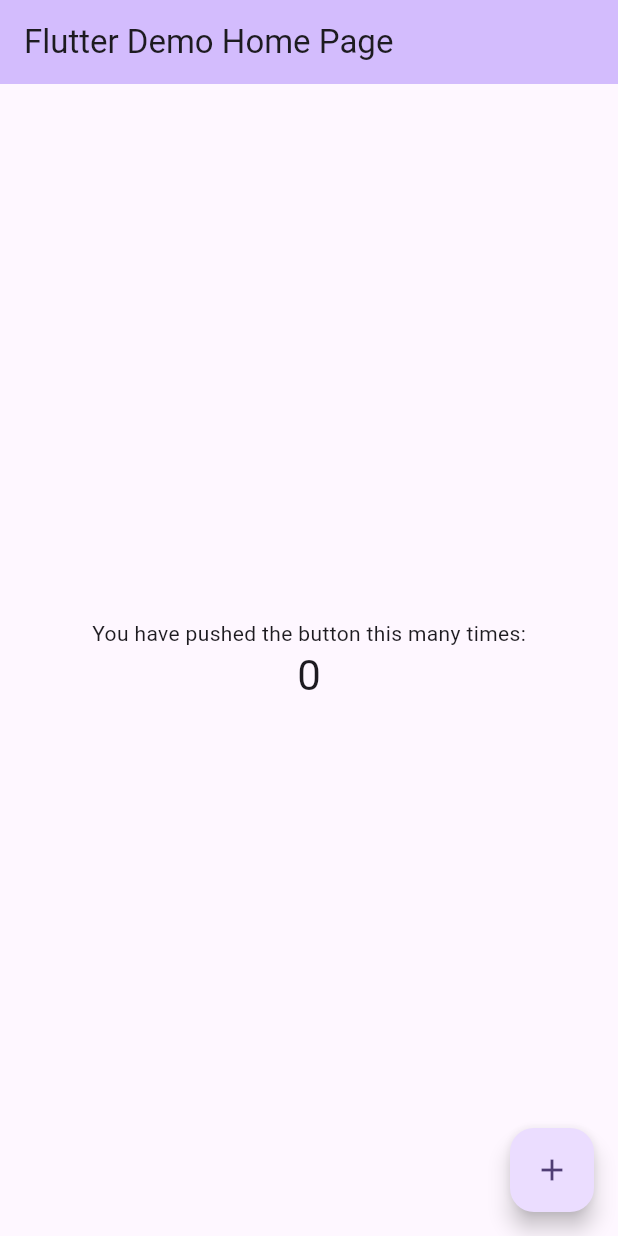
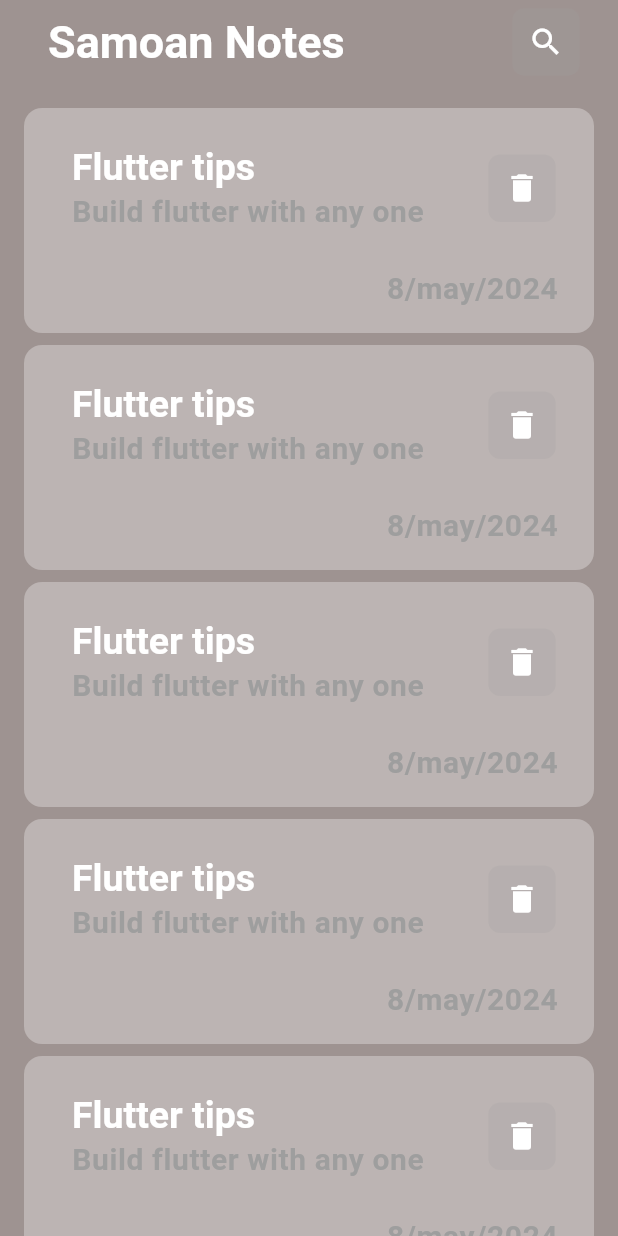
Before and after one commit to abdellahmuhammed/notes_app, a Flutter app: the screen it shows after launch, on a phone screen of 412 x 824 dp. Run offline on Flutter 3.47's test engine with Material 3 defaults, Android fonts, the phone set to English and light mode, and no system bars.

Commit message:
build Notes Item

```diff
--- /dev/null
+++ b/lib/Shared/Constant.dart
@@ -0,0 +1,3 @@
+import 'package:flutter/material.dart';
+
+MaterialColor kPrimaryColor = Colors.grey;
--- /dev/null
+++ b/lib/Shared/Widgets/CustomNotesItem.dart
@@ -0,0 +1,47 @@
+import 'package:flutter/material.dart';
+
+class CustomNotesItem extends StatelessWidget {
+  const CustomNotesItem({
+    super.key,
+  });
+
+  @override
+  Widget build(BuildContext context) {
+    return Container(
+      padding: const EdgeInsets.only(top: 16, left: 16,),
+      decoration: BoxDecoration(
+          borderRadius: BorderRadius.circular(12),
+          color: Colors.white30,
+      ),
+      child: Column(
+        crossAxisAlignment: CrossAxisAlignment.end,
+        children: [
+          ListTile(
+            trailing: IconButton(
+                onPressed: () {},
+                icon: const Icon(
+                  Icons.delete,
+                  size: 24,
+                ),),
+            title: Text(
+              'Flutter tips',
+              style: Theme.of(context).textTheme.titleLarge,
+            ),
+            subtitle: Text(
+              'Build flutter with any one ',
+              style: Theme.of(context).textTheme.bodySmall,
+            ),
+          ),
+          Padding(
+            padding:
+            const EdgeInsets.only(right: 24, top: 16, bottom: 16),
+            child: Text(
+              '8/may/2024',
+              style: Theme.of(context).textTheme.bodySmall,
+            ),
+          )
+        ],
+      ),
+    );
+  }
+}
--- /dev/null
+++ b/lib/Views/HomeScreen.dart
@@ -0,0 +1,51 @@
+import 'package:flutter/material.dart';
+import 'package:notes_app/Shared/Widgets/CustomNotesItem.dart';
+
+class NotesView extends StatelessWidget {
+  const NotesView({super.key});
+
+  static String id = 'Home Screen';
+
+  @override
+  Widget build(BuildContext context) {
+    return Scaffold(
+      appBar: _buildAppBar(),
+      body: const CustomNotesView(),
+    );
+  }
+
+  AppBar _buildAppBar() {
+    return AppBar(
+      title: const Padding(
+        padding: EdgeInsets.only(left: 16),
+        child: Text('Samoan Notes'),
+      ),
+      centerTitle: false,
+      actions: [
+        Padding(
+          padding: const EdgeInsets.only(right: 24),
+          child: IconButton(
+            style: const ButtonStyle(),
+            onPressed: () {},
+            icon: const Icon(Icons.search),
+          ),
+        )
+      ],
+    );
+  }
+}
+
+class CustomNotesView extends StatelessWidget {
+  const CustomNotesView({super.key});
+
+  @override
+  Widget build(BuildContext context) {
+    return ListView.separated(
+      physics: const BouncingScrollPhysics(),
+      padding: const EdgeInsets.all(16),
+      itemCount: 5,
+      itemBuilder: (context, index) => const CustomNotesItem(),
+      separatorBuilder: (BuildContext context, int index) => const SizedBox(height: 8,),
+    );
+  }
+}
--- a/lib/main.dart
+++ b/lib/main.dart
@@ -1,125 +1,25 @@
 import 'package:flutter/material.dart';
+import 'package:notes_app/Shared/themes.dart';
+import 'package:notes_app/Views/HomeScreen.dart';
 
-void main() {
-  runApp(const MyApp());
+void main(){
+
+  runApp(const NotesApp());
+
 }
 
-class MyApp extends StatelessWidget {
-  const MyApp({super.key});
+class NotesApp extends StatelessWidget {
+  const NotesApp({super.key});
 
-  // This widget is the root of your application.
   @override
   Widget build(BuildContext context) {
     return MaterialApp(
-      title: 'Flutter Demo',
-      theme: ThemeData(
-        // This is the theme of your application.
-        //
-        // TRY THIS: Try running your application with "flutter run". You'll see
-        // the application has a purple toolbar. Then, without quitting the app,
-        // try changing the seedColor in the colorScheme below to Colors.green
-        // and then invoke "hot reload" (save your changes or press the "hot
-        // reload" button in a Flutter-supported IDE, or press "r" if you used
-        // the command line to start the app).
-        //
-        // Notice that the counter didn't reset back to zero; the application
-        // state is not lost during the reload. To reset the state, use hot
-        // restart instead.
-        //
-        // This works for code too, not just values: Most code changes can be
-        // tested with just a hot reload.
-        colorScheme: ColorScheme.fromSeed(seedColor: Colors.deepPurple),
-        useMaterial3: true,
-      ),
-      home: const MyHomePage(title: 'Flutter Demo Home Page'),
+      debugShowCheckedModeBanner: false,
+      theme: darkThem(),
+      routes: {
+        NotesView.id : (context)=> const NotesView()
+      },
+      initialRoute:NotesView.id ,
     );
   }
 }
-
-class MyHomePage extends StatefulWidget {
-  const MyHomePage({super.key, required this.title});
-
-  // This widget is the home page of your application. It is stateful, meaning
-  // that it has a State object (defined below) that contains fields that affect
-  // how it looks.
-
-  // This class is the configuration for the state. It holds the values (in this
-  // case the title) provided by the parent (in this case the App widget) and
-  // used by the build method of the State. Fields in a Widget subclass are
-  // always marked "final".
-
-  final String title;
-
-  @override
-  State<MyHomePage> createState() => _MyHomePageState();
-}
-
-class _MyHomePageState extends State<MyHomePage> {
-  int _counter = 0;
-
-  void _incrementCounter() {
-    setState(() {
-      // This call to setState tells the Flutter framework that something has
-      // changed in this State, which causes it to rerun the build method below
-      // so that the display can reflect the updated values. If we changed
-      // _counter without calling setState(), then the build method would not be
-      // called again, and so nothing would appear to happen.
-      _counter++;
-    });
-  }
-
-  @override
-  Widget build(BuildContext context) {
-    // This method is rerun every time setState is called, for instance as done
-    // by the _incrementCounter method above.
-    //
-    // The Flutter framework has been optimized to make rerunning build methods
-    // fast, so that you can just rebuild anything that needs updating rather
-    // than having to individually change instances of widgets.
-    return Scaffold(
-      appBar: AppBar(
-        // TRY THIS: Try changing the color here to a specific color (to
-        // Colors.amber, perhaps?) and trigger a hot reload to see the AppBar
-        // change color while the other colors stay the same.
-        backgroundColor: Theme.of(context).colorScheme.inversePrimary,
-        // Here we take the value from the MyHomePage object that was created by
-        // the App.build method, and use it to set our appbar title.
-        title: Text(widget.title),
-      ),
-      body: Center(
-        // Center is a layout widget. It takes a single child and positions it
-        // in the middle of the parent.
-        child: Column(
-          // Column is also a layout widget. It takes a list of children and
-          // arranges them vertically. By default, it sizes itself to fit its
-          // children horizontally, and tries to be as tall as its parent.
-          //
-          // Column has various properties to control how it sizes itself and
-          // how it positions its children. Here we use mainAxisAlignment to
-          // center the children vertically; the main axis here is the vertical
-          // axis because Columns are vertical (the cross axis would be
-          // horizontal).
-          //
-          // TRY THIS: Invoke "debug painting" (choose the "Toggle Debug Paint"
-          // action in the IDE, or press "p" in the console), to see the
-          // wireframe for each widget.
-          mainAxisAlignment: MainAxisAlignment.center,
-          children: <Widget>[
-            const Text(
-              'You have pushed the button this many times:',
-            ),
-            Text(
-              '$_counter',
-              style: Theme.of(context).textTheme.headlineMedium,
-            ),
-          ],
-        ),
-      ),
-      floatingActionButton: FloatingActionButton(
-        onPressed: _incrementCounter,
-        tooltip: 'Increment',
-        child: const Icon(Icons.add),
-      ), // This trailing comma makes auto-formatting nicer for build methods.
-    );
-  }
-}
```
Also changed, not shown: lib/Shared/Widgets/CustomText.dart (added, +24 -0 lines), lib/Shared/themes.dart (added, +192 -0 lines), 1 other file.
